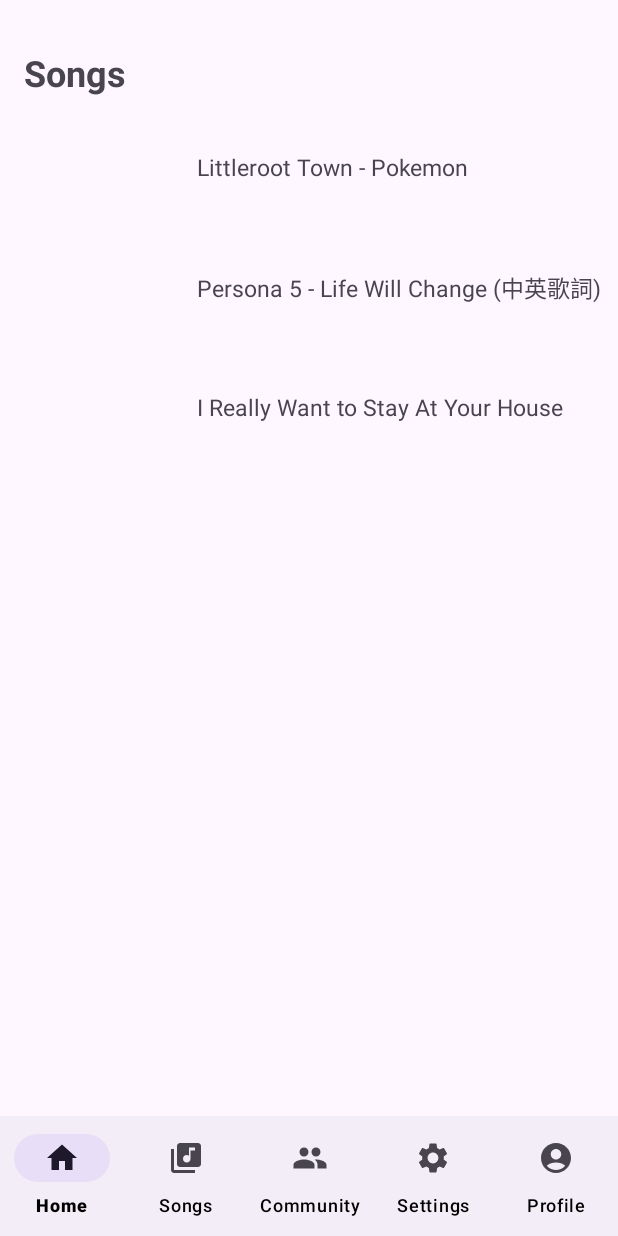
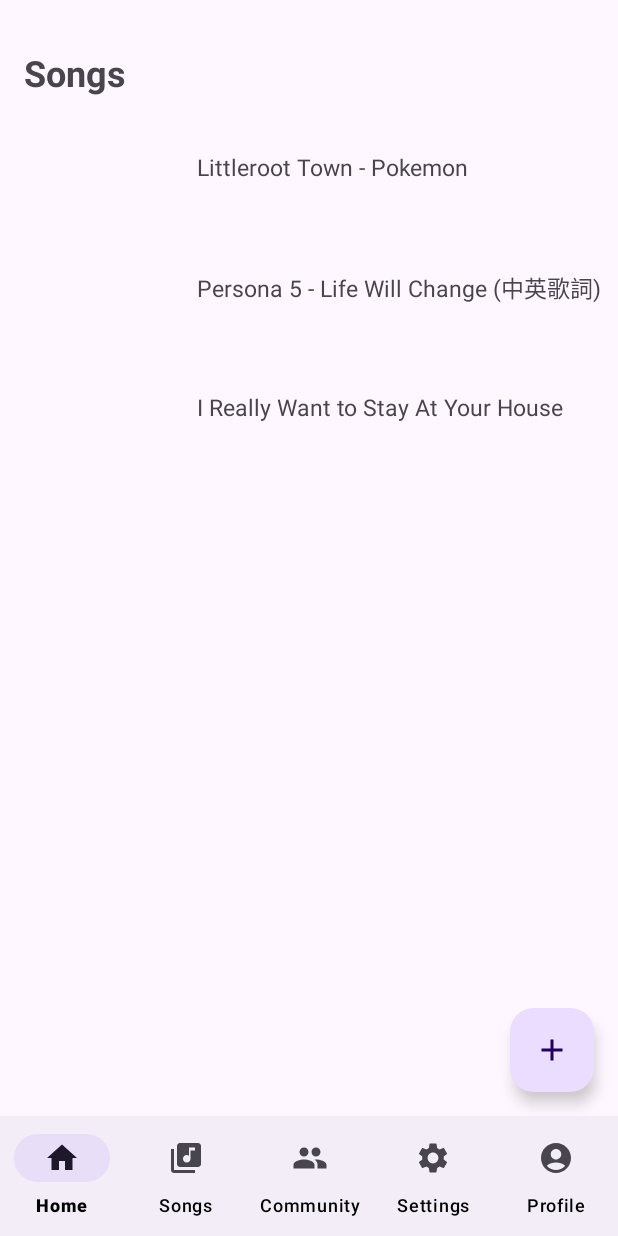
Before and after one commit to Villy15/PlayBach, an Android app: the fragment SongsFragment placed in its activity, on a phone screen of 412 x 824 dp. Run offline under Robolectric (Android 15) with nearby library versions, the phone set to English and light mode, and no system bars; libraries missing offline, so code that uses them is left out: com.pierfrancescosoffritti.androidyoutubeplayer; pictures from the network do not load; 2 statements that could not run were skipped.

Commit message:
Add fab in songs

```diff
--- /dev/null
+++ b/app/src/main/res/drawable/baseline_add_24.xml
@@ -0,0 +1,5 @@
+<vector android:height="24dp" android:tint="#000000"
+    android:viewportHeight="24" android:viewportWidth="24"
+    android:width="24dp" xmlns:android="http://schemas.android.com/apk/res/android">
+    <path android:fillColor="@android:color/white" android:pathData="M19,13h-6v6h-2v-6H5v-2h6V5h2v6h6v2z"/>
+</vector>
--- a/app/src/main/res/layout/fragment_songs.xml
+++ b/app/src/main/res/layout/fragment_songs.xml
@@ -34,6 +34,15 @@
             app:layout_constraintStart_toStartOf="parent"
             app:layout_constraintTop_toBottomOf="@id/header" />
 
+        <com.google.android.material.floatingactionbutton.FloatingActionButton
+            android:id="@+id/fab"
+            android:layout_width="wrap_content"
+            android:layout_height="wrap_content"
+            android:layout_margin="16dp"
+            app:layout_constraintBottom_toBottomOf="parent"
+            app:layout_constraintEnd_toEndOf="parent"
+            app:srcCompat="@drawable/baseline_add_24" />
+
     </androidx.constraintlayout.widget.ConstraintLayout>
 
 </FrameLayout>
```
